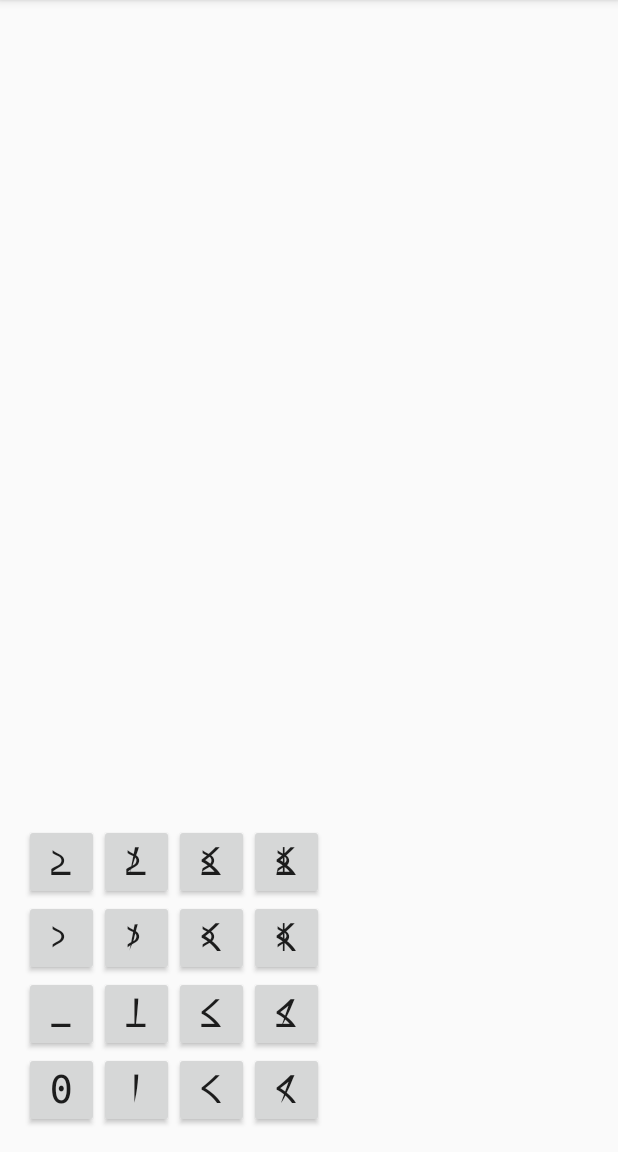
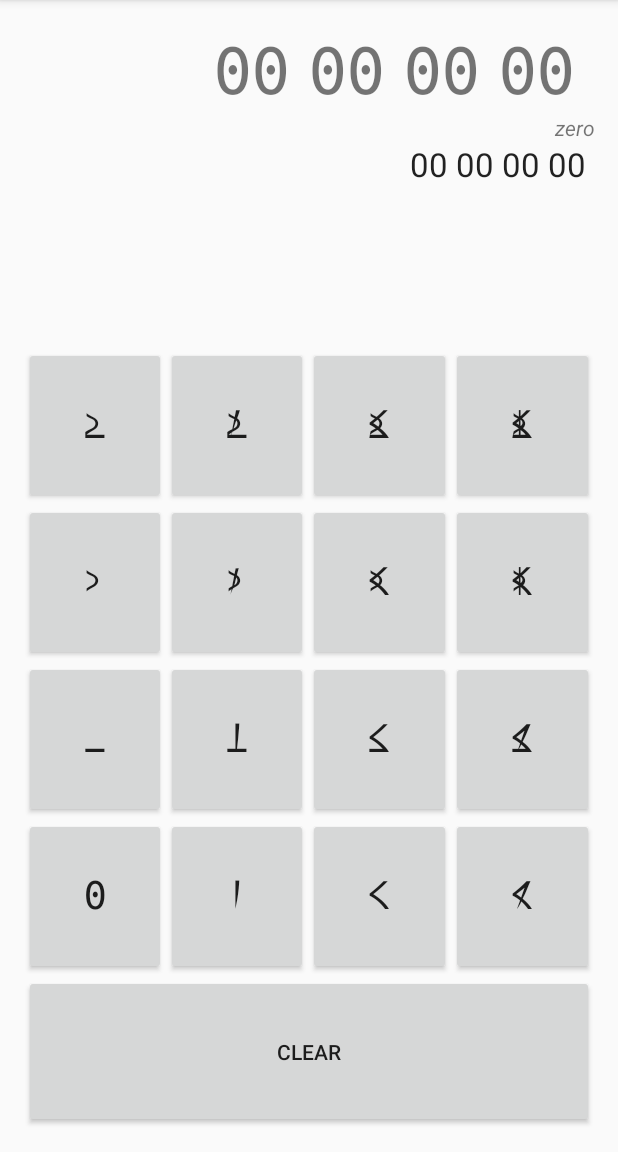
Before and after one commit to remipannequin/Abicofu, an Android app: the screen it shows after launch (MainActivity), on a phone screen of 412 x 824 dp, the part 84-1236 px from its top. Run offline under Robolectric (Android 15) with nearby library versions, the phone set to English and light mode, and no system bars.

Commit message:
better layout

```diff
--- a/app/src/main/java/gabygaby/abicofu/MainActivity.java
+++ b/app/src/main/java/gabygaby/abicofu/MainActivity.java
@@ -11,47 +11,64 @@ import android.widget.TextView;
 
 public class MainActivity extends AppCompatActivity {
 
+    long number = 0;
+
     @Override
     protected void onCreate(Bundle savedInstanceState) {
         super.onCreate(savedInstanceState);
         setContentView(R.layout.activity_main);
 
         Typeface font = Typeface.createFromAsset(getAssets(), "fonts/Abicofu.ttf");
+        int i = 0;
         for (int b : new int[]{R.id.button0, R.id.button1, R.id.button2, R.id.button3,
                 R.id.button4, R.id.button5, R.id.button6, R.id.button7,
                 R.id.button8, R.id.button9, R.id.buttonA, R.id.buttonB,
                 R.id.buttonC, R.id.buttonD, R.id.buttonE, R.id.buttonF}) {
             Button button = (Button) findViewById(b);
             button.setTypeface(font);
+            button.setTag(i++);
             button.setOnClickListener(new View.OnClickListener() {
                 @Override
                 public void onClick(View v) {
-                    Button b = (Button) v;
-                    CharSequence text = b.getText();
-                    addFigure(text.charAt(0));
+                    int number = (Integer)v.getTag();
+                    addFigure(number);
                 }
             });
-
         }
 
-        TextView tv = (TextView) findViewById(R.id.textViewResultAbicufo);
+        TextView tv = (TextView) findViewById(R.id.textViewResultAbicofu);
         tv.setTypeface(font);
+        update();
     }
 
     /**
      * Add a figure to the nuber displayed
      * @param c the char to append
      */
-    private void addFigure(char c) {
-        TextView tv = (TextView) findViewById(R.id.textViewResultAbicufo);
-        CharSequence old_t = tv.getText();
-        String new_t = String.format("%s%s", old_t, c);
-        tv.setText(new_t);
+    private void addFigure(int c) {
+        number = number * 16 + c;
+        update();
     }
 
 
+    public void clear(View button) {
+        number = 0;
+        update();
+    }
+
     private void update() {
+        StringBuilder hex_repr = new StringBuilder(String.format("%08X", number));
+        for (int i = hex_repr.length(); i >= 0; i = i-2){
+            hex_repr.insert(i, " ");
+        }
+        TextView tv1 = (TextView) findViewById(R.id.textViewResultAbicofu);
+        tv1.setText(hex_repr);
+        TextView tv3 = (TextView) findViewById(R.id.textViewResultHexa);
+        tv3.setText(hex_repr);
 
+        String text_repr = new AbicofuFormatter(number).write();
+        TextView tv2 = (TextView) findViewById(R.id.textViewResultText);
+        tv2.setText(text_repr);
 
 
     }
@@ -77,4 +94,5 @@ public class MainActivity extends AppCompatActivity {
 
         return super.onOptionsItemSelected(item);
     }
+
 }
--- a/app/src/main/res/layout/activity_main.xml
+++ b/app/src/main/res/layout/activity_main.xml
@@ -1,235 +1,265 @@
-<RelativeLayout xmlns:android="http://schemas.android.com/apk/res/android"
+<LinearLayout xmlns:android="http://schemas.android.com/apk/res/android"
     xmlns:tools="http://schemas.android.com/tools"
     android:layout_width="match_parent"
     android:layout_height="match_parent"
+    android:orientation="vertical"
     android:paddingBottom="@dimen/activity_vertical_margin"
     android:paddingLeft="@dimen/activity_horizontal_margin"
     android:paddingRight="@dimen/activity_horizontal_margin"
     android:paddingTop="@dimen/activity_vertical_margin"
     tools:context=".MainActivity">
 
+
+    <LinearLayout
+        android:layout_width="match_parent"
+        android:layout_height="wrap_content"
+        android:layout_weight="2"
+        android:orientation="vertical">
+
+        <TextView
+            android:id="@+id/textViewResultAbicofu"
+            android:layout_width="fill_parent"
+            android:layout_height="wrap_content"
+            android:gravity="end"
+            android:singleLine="true"
+            android:text="@string/zeros"
+            android:textSize="50sp" />
+
+        <TextView
+            android:id="@+id/textViewResultText"
+            android:layout_width="fill_parent"
+            android:layout_height="wrap_content"
+            android:gravity="end"
+            android:text="@string/litteral_zero"
+            android:textAppearance="?android:attr/textAppearanceSmall"
+            android:textStyle="italic" />
+
         <TextView
             android:id="@+id/textViewResultHexa"
+            android:layout_width="fill_parent"
+            android:layout_height="wrap_content"
+            android:gravity="end"
+            android:text="@string/zeros"
+            android:textAppearance="?android:attr/textAppearanceLarge" />
+
+    </LinearLayout>
+
+    <LinearLayout
+        android:id="@+id/row4"
+        android:layout_width="fill_parent"
+        android:layout_height="wrap_content"
+        android:layout_weight="1">
+
+        <Button
+            android:id="@+id/buttonC"
+            style="?android:attr/buttonStyleSmall"
             android:layout_width="wrap_content"
+            android:layout_height="match_parent"
+            android:layout_weight="1"
+            android:minHeight="50dip"
+            android:minWidth="50dp"
+            android:text="C"
+            android:textSize="30sp" />
+
+        <Button
+            android:id="@+id/buttonD"
+            style="?android:attr/buttonStyleSmall"
+            android:layout_width="wrap_content"
+            android:layout_height="match_parent"
+            android:layout_weight="1"
+            android:minHeight="50dip"
+            android:minWidth="50dp"
+            android:text="D"
+            android:textSize="30sp" />
+
+        <Button
+            android:id="@+id/buttonE"
+            style="?android:attr/buttonStyleSmall"
+            android:layout_width="wrap_content"
+            android:layout_height="match_parent"
+            android:layout_weight="1"
+            android:minHeight="50dip"
+            android:minWidth="50dp"
+            android:text="E"
+            android:textSize="30sp" />
+
+        <Button
+            android:id="@+id/buttonF"
+            style="?android:attr/buttonStyleSmall"
+            android:layout_width="wrap_content"
+            android:layout_height="match_parent"
+            android:layout_weight="1"
+            android:minHeight="50dip"
+            android:minWidth="50dp"
+            android:text="F"
+            android:textSize="30sp" />
+
+    </LinearLayout>
+
+    <LinearLayout
+        android:id="@+id/row3"
+        android:layout_width="fill_parent"
         android:layout_height="wrap_content"
-        android:layout_below="@+id/textViewResultAbicufo" />
+        android:layout_weight="1">
+
+        <Button
+            android:id="@+id/button8"
+            style="?android:attr/buttonStyleSmall"
+            android:layout_width="wrap_content"
+            android:layout_height="match_parent"
+            android:layout_weight="1"
+            android:minHeight="50dip"
+            android:minWidth="50dp"
+            android:text="8"
+            android:textSize="30sp" />
+
+        <Button
+            android:id="@+id/button9"
+            style="?android:attr/buttonStyleSmall"
+            android:layout_width="wrap_content"
+            android:layout_height="match_parent"
+            android:layout_weight="1"
+            android:minHeight="50dip"
+            android:minWidth="50dp"
+            android:text="9"
+            android:textSize="30sp" />
+
+        <Button
+            android:id="@+id/buttonA"
+            style="?android:attr/buttonStyleSmall"
+            android:layout_width="wrap_content"
+            android:layout_height="match_parent"
+            android:layout_weight="1"
+            android:minHeight="50dip"
+            android:minWidth="50dp"
+            android:text="A"
+            android:textSize="30sp" />
+
+        <Button
+            android:id="@+id/buttonB"
+            style="?android:attr/buttonStyleSmall"
+            android:layout_width="wrap_content"
+            android:layout_height="match_parent"
+            android:layout_weight="1"
+            android:minHeight="50dip"
+            android:minWidth="50dp"
+            android:text="B"
+            android:textSize="30sp" />
+
+    </LinearLayout>
+
+    <LinearLayout
+        android:id="@+id/row2"
+        android:layout_width="fill_parent"
+        android:layout_height="wrap_content"
+        android:layout_weight="1">
+
+        <Button
+            android:id="@+id/button4"
+            style="?android:attr/buttonStyleSmall"
+            android:layout_width="wrap_content"
+            android:layout_height="match_parent"
+            android:layout_weight="1"
+            android:minHeight="50dip"
+            android:minWidth="50dp"
+            android:text="4"
+            android:textSize="30sp" />
+
+        <Button
+            android:id="@+id/button5"
+            style="?android:attr/buttonStyleSmall"
+            android:layout_width="wrap_content"
+            android:layout_height="match_parent"
+            android:layout_weight="1"
+            android:minHeight="50dip"
+            android:minWidth="50dp"
+            android:text="5"
+            android:textSize="30sp" />
+
+        <Button
+            android:id="@+id/button6"
+            style="?android:attr/buttonStyleSmall"
+            android:layout_width="wrap_content"
+            android:layout_height="match_parent"
+            android:layout_weight="1"
+            android:minHeight="50dip"
+            android:minWidth="50dp"
+            android:text="6"
+            android:textSize="30sp" />
+
+        <Button
+            android:id="@+id/button7"
+            style="?android:attr/buttonStyleSmall"
+            android:layout_width="wrap_content"
+            android:layout_height="match_parent"
+            android:layout_weight="1"
+            android:minHeight="50dip"
+            android:minWidth="50dp"
+            android:text="7"
+            android:textSize="30sp" />
+
+    </LinearLayout>
+
+    <LinearLayout
+        android:id="@+id/row1"
+        android:layout_width="fill_parent"
+        android:layout_height="wrap_content"
+        android:layout_weight="1">
 
         <Button
             android:id="@+id/button0"
             style="?android:attr/buttonStyleSmall"
             android:layout_width="wrap_content"
-        android:layout_height="wrap_content"
-        android:layout_alignParentBottom="true"
-        android:layout_alignParentLeft="true"
-        android:layout_alignParentStart="true"
+            android:layout_height="match_parent"
+            android:layout_weight="1"
+            android:minHeight="50dip"
+            android:minWidth="50dp"
             android:text="0"
-        android:textSize="30dp"
-        android:minHeight="50dip"
-        android:minWidth="50dp"/>
+            android:textSize="30sp" />
 
         <Button
             android:id="@+id/button1"
             style="?android:attr/buttonStyleSmall"
             android:layout_width="wrap_content"
-        android:layout_height="wrap_content"
-        android:layout_alignParentBottom="true"
-        android:layout_toEndOf="@+id/button0"
-        android:layout_toRightOf="@+id/button0"
+            android:layout_height="match_parent"
+            android:layout_weight="1"
+            android:minHeight="50dip"
+            android:minWidth="50dp"
             android:text="1"
-        android:textSize="30dp"
-        android:minHeight="50dip"
-        android:minWidth="50dp"/>
+            android:textSize="30sp" />
 
         <Button
             android:id="@+id/button2"
             style="?android:attr/buttonStyleSmall"
             android:layout_width="wrap_content"
-        android:layout_height="wrap_content"
-        android:layout_alignParentBottom="true"
-        android:layout_toEndOf="@+id/button1"
-        android:layout_toRightOf="@+id/button1"
+            android:layout_height="match_parent"
+            android:layout_weight="1"
+            android:minHeight="50dip"
+            android:minWidth="50dp"
             android:text="2"
-        android:textSize="30dp"
-        android:minHeight="50dip"
-        android:minWidth="50dp"/>
+            android:textSize="30sp" />
 
         <Button
             android:id="@+id/button3"
             style="?android:attr/buttonStyleSmall"
             android:layout_width="wrap_content"
-        android:layout_height="wrap_content"
-        android:layout_alignParentBottom="true"
-        android:layout_toEndOf="@+id/button2"
-        android:layout_toRightOf="@+id/button2"
+            android:layout_height="match_parent"
+            android:layout_weight="1"
+            android:minHeight="50dip"
+            android:minWidth="50dp"
             android:text="3"
-        android:textSize="30dp"
-        android:minHeight="50dip"
-        android:minWidth="50dp"/>
+            android:textSize="30sp" />
+
+
+    </LinearLayout>
 
     <Button
-        android:id="@+id/button4"
-        style="?android:attr/buttonStyleSmall"
-        android:layout_width="wrap_content"
+        android:id="@+id/buttonClear"
+        android:layout_width="fill_parent"
         android:layout_height="wrap_content"
-        android:layout_above="@+id/button0"
-        android:layout_alignParentLeft="true"
-        android:layout_alignParentStart="true"
-        android:text="4"
-        android:textSize="30dp"
-        android:minHeight="50dip"
-        android:minWidth="50dp"/>
-
-    <Button
-        android:id="@+id/button5"
-        style="?android:attr/buttonStyleSmall"
-        android:layout_width="wrap_content"
-        android:layout_height="wrap_content"
-        android:layout_above="@+id/button1"
-        android:layout_toEndOf="@+id/button4"
-        android:layout_toRightOf="@+id/button4"
-        android:text="5"
-        android:textSize="30dp"
-        android:minHeight="50dip"
-        android:minWidth="50dp"/>
-
-    <Button
-        android:id="@+id/button6"
-        style="?android:attr/buttonStyleSmall"
-        android:layout_width="wrap_content"
-        android:layout_height="wrap_content"
-        android:layout_above="@+id/button2"
-        android:layout_toEndOf="@+id/button5"
-        android:layout_toRightOf="@+id/button5"
-        android:text="6"
-        android:textSize="30dp"
-        android:minHeight="50dip"
-        android:minWidth="50dp"/>
-
-    <Button
-        android:id="@+id/button7"
-        style="?android:attr/buttonStyleSmall"
-        android:layout_width="wrap_content"
-        android:layout_height="wrap_content"
-        android:layout_above="@+id/button3"
-        android:layout_toEndOf="@+id/button6"
-        android:layout_toRightOf="@+id/button6"
-        android:text="7"
-        android:textSize="30dp"
-        android:minHeight="50dip"
-        android:minWidth="50dp"/>
-
-    <Button
-        android:id="@+id/button8"
-        style="?android:attr/buttonStyleSmall"
-        android:layout_width="wrap_content"
-        android:layout_height="wrap_content"
-        android:layout_alignParentLeft="true"
-        android:layout_alignParentStart="true"
-        android:layout_above="@+id/button4"
-        android:text="8"
-        android:textSize="30dp"
-        android:minHeight="50dip"
-        android:minWidth="50dp"/>
-
-    <Button
-        android:id="@+id/button9"
-        style="?android:attr/buttonStyleSmall"
-        android:layout_width="wrap_content"
-        android:layout_height="wrap_content"
-        android:layout_above="@+id/button5"
-        android:layout_toEndOf="@+id/button8"
-        android:layout_toRightOf="@+id/button8"
-        android:text="9"
-        android:textSize="30dp"
-        android:minHeight="50dip"
-        android:minWidth="50dp"/>
-
-    <Button
-        android:id="@+id/buttonA"
-        style="?android:attr/buttonStyleSmall"
-        android:layout_width="wrap_content"
-        android:layout_height="wrap_content"
-        android:layout_above="@+id/button6"
-        android:layout_toEndOf="@+id/button9"
-        android:layout_toRightOf="@+id/button9"
-        android:text="A"
-        android:textSize="30dp"
-        android:minHeight="50dip"
-        android:minWidth="50dp"/>
-
-    <Button
-        android:id="@+id/buttonB"
-        style="?android:attr/buttonStyleSmall"
-        android:layout_width="wrap_content"
-        android:layout_height="wrap_content"
-        android:layout_above="@+id/button7"
-        android:layout_toEndOf="@+id/buttonA"
-        android:layout_toRightOf="@+id/buttonA"
-        android:text="B"
-        android:textSize="30dp"
-        android:minHeight="50dip"
-        android:minWidth="50dp"/>
+        android:layout_weight="1"
+        android:onClick="clear"
+        android:text="Clear" />
 
 
-    <Button
-        android:id="@+id/buttonC"
-        style="?android:attr/buttonStyleSmall"
-        android:layout_width="wrap_content"
-        android:layout_height="wrap_content"
-        android:layout_above="@+id/button8"
-        android:layout_alignParentLeft="true"
-        android:layout_alignParentStart="true"
-        android:text="C"
-        android:textSize="30dp"
-        android:minHeight="50dip"
-        android:minWidth="50dp" />
-
-    <Button
-        android:id="@+id/buttonD"
-        style="?android:attr/buttonStyleSmall"
-        android:layout_width="wrap_content"
-        android:layout_height="wrap_content"
-        android:layout_above="@+id/button9"
-        android:layout_toEndOf="@+id/button8"
-        android:layout_toRightOf="@+id/button8"
-        android:text="D"
-        android:textSize="30dp"
-        android:minHeight="50dip"
-        android:minWidth="50dp"/>
-
-    <Button
-        android:id="@+id/buttonE"
-        style="?android:attr/buttonStyleSmall"
-        android:layout_width="wrap_content"
-        android:layout_height="wrap_content"
-        android:layout_above="@+id/buttonA"
-        android:layout_toLeftOf="@+id/buttonB"
-        android:layout_toStartOf="@+id/buttonB"
-        android:text="E"
-        android:textSize="30dp"
-        android:minHeight="50dip"
-        android:minWidth="50dp"/>
-
-    <Button
-        android:id="@+id/buttonF"
-        style="?android:attr/buttonStyleSmall"
-        android:layout_width="wrap_content"
-        android:layout_height="wrap_content"
-        android:layout_above="@+id/buttonB"
-        android:layout_alignLeft="@+id/buttonB"
-        android:layout_alignStart="@+id/buttonB"
-        android:text="F"
-        android:textSize="30dp"
-        android:minHeight="50dip"
-        android:minWidth="50dp"/>
-
-
-    <TextView
-        android:id="@+id/textViewResultAbicufo"
-        android:layout_width="wrap_content"
-        android:layout_height="wrap_content"
-        android:layout_alignParentLeft="true"
-        android:layout_alignParentStart="true"
-        android:textAppearance="?android:attr/textAppearanceLarge" />
-
-</RelativeLayout>
+</LinearLayout>
--- a/app/src/main/res/values/strings.xml
+++ b/app/src/main/res/values/strings.xml
@@ -3,4 +3,6 @@
 
     <string name="hello_world">Hello world!</string>
     <string name="action_settings">Settings</string>
+    <string name="zeros">00 00 00 00</string>
+    <string name="litteral_zero">zero</string>
 </resources>
```
Lines whose indentation alone changed are shown as unchanged.
